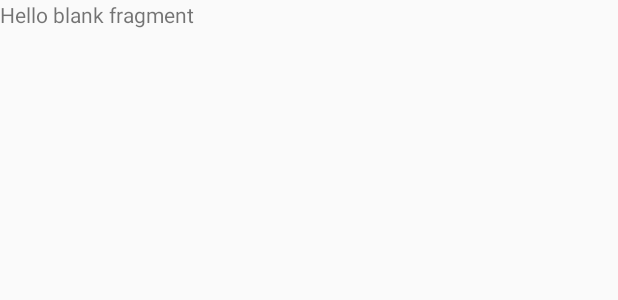
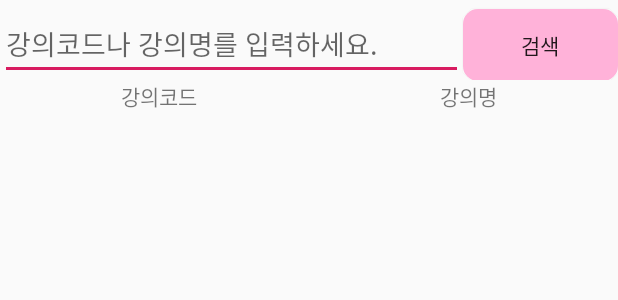
Before and after one commit to Sky-Titan/Team_Turkey, an Android app: the layout fragment_b.xml on its own in the app's theme, with its tools: preview values and no code run, on a phone screen of 412 x 824 dp. Shown: the top 300 px of the screen. Run offline under Robolectric (Android 15) with nearby library versions, the light colour scheme and no system bars.

Commit message:
fragmentC 수정

```diff
--- a/turkey_Android/app/src/main/AndroidManifest.xml
+++ b/turkey_Android/app/src/main/AndroidManifest.xml
@@ -32,6 +32,7 @@
 
         <activity android:name=".subject_change_write" />
         <activity android:name=".subject_change_read" />
+        <activity android:name=".board_subject" />
     </application>
 
 </manifest>
--- a/turkey_Android/app/src/main/res/layout/fragment_b.xml
+++ b/turkey_Android/app/src/main/res/layout/fragment_b.xml
@@ -1,14 +1,53 @@
 <?xml version="1.0" encoding="utf-8"?>
-<FrameLayout xmlns:android="http://schemas.android.com/apk/res/android"
-    xmlns:tools="http://schemas.android.com/tools"
+<TableLayout xmlns:android="http://schemas.android.com/apk/res/android"
+xmlns:tools="http://schemas.android.com/tools"
+android:layout_width="match_parent"
+android:layout_height="match_parent"
+tools:context=".FragmentB">
+
+<TableRow>
+
+    <EditText
+        android:id="@+id/post_edit"
+        android:layout_width="0dp"
+        android:layout_height="wrap_content"
+        android:layout_marginTop="5dp"
+        android:layout_weight="3"
+        android:hint="강의코드나 강의명를 입력하세요."/>
+
+    <Button
+        android:id="@+id/f_c_btn_search"
+        android:background="@drawable/rounded"
+        android:layout_weight="1"
+        android:layout_marginTop="5dp"
+        android:layout_width="0dp"
+        android:layout_height="wrap_content"
+        android:text="검색" />
+</TableRow>
+<LinearLayout
+    android:orientation="horizontal"
     android:layout_width="match_parent"
-    android:layout_height="match_parent"
-    tools:context=".FragmentB">
+    android:layout_height="wrap_content">
 
-    <!-- TODO: Update blank fragment layout -->
     <TextView
-        android:layout_width="match_parent"
-        android:layout_height="match_parent"
-        android:text="@string/hello_blank_fragment" />
+        android:layout_weight="1"
+        android:text="강의코드"
+        android:gravity="center"
+        android:layout_width="wrap_content"
+        android:layout_height="match_parent" />
+    <TextView
+        android:layout_weight="1"
+        android:text="강의명"
+        android:gravity="center"
+        android:layout_width="wrap_content"
+        android:layout_height="match_parent" />
+</LinearLayout>
+<ListView
+    android:id="@+id/listview1"
+    android:layout_width="match_parent"
+    android:layout_height="wrap_content"
+    android:choiceMode="multipleChoice">
+</ListView>
 
-</FrameLayout>
+
+</TableLayout>
--- a/turkey_Android/app/src/main/res/layout/fragment_c.xml
+++ b/turkey_Android/app/src/main/res/layout/fragment_c.xml
@@ -6,7 +6,6 @@
     tools:context=".FragmentC">
 
     <TableRow>
-
     <EditText
         android:id="@+id/post_edit"
         android:layout_width="0dp"
```
Also changed, not shown: turkey_Android/app/src/main/java/org/techtown/turkey_android/FragmentC.java (+13 -0 lines), turkey_Android/app/src/main/java/org/techtown/turkey_android/board_subject.java (added, +13 -0 lines), turkey_Android/app/src/main/java/org/techtown/turkey_android/subject_change_read.java (+85 -4 lines), turkey_Android/app/src/main/res/layout/activity_board_subject.xml (added, +61 -0 lines), 1 other file.
